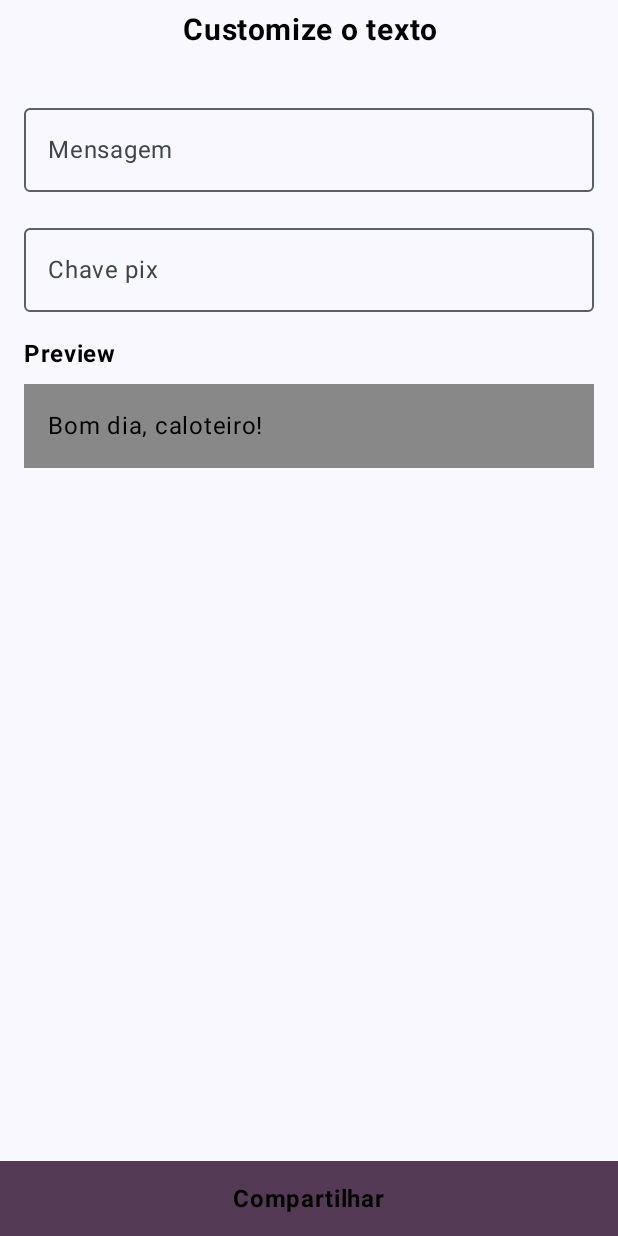
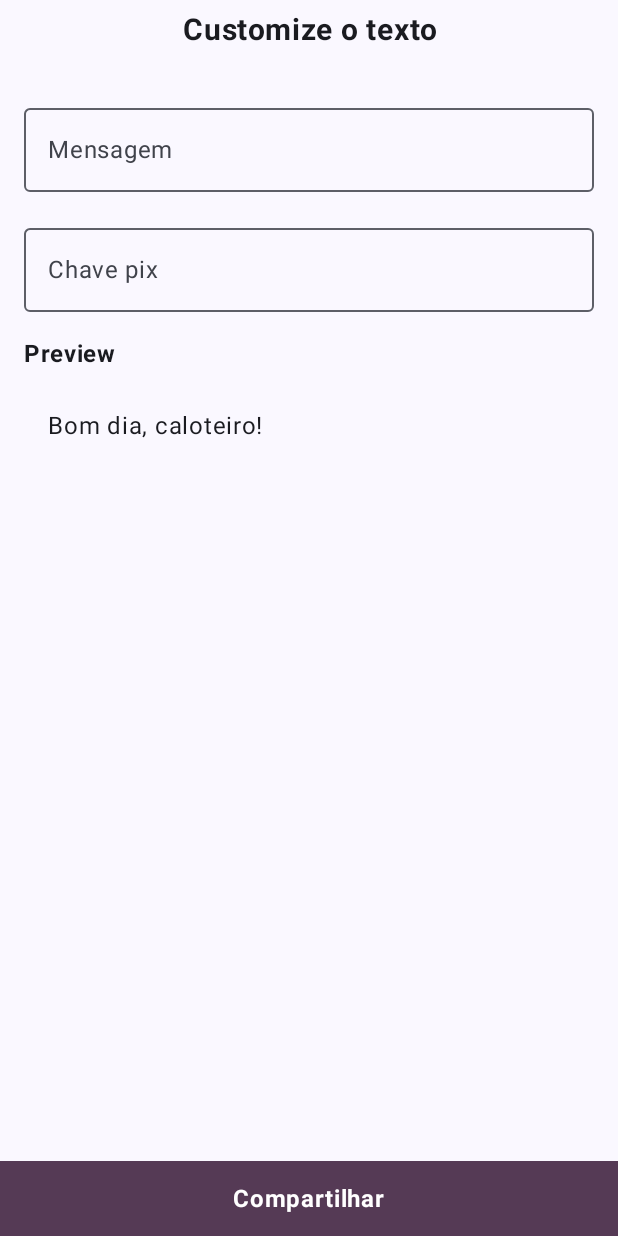
Before and after one commit to jvsena42/bom_dia_caloteiro, an Android app built with Jetpack Compose: the screen it shows after launch (MainActivity), after a tap on "Selecione um meme", on a phone screen of 412 x 824 dp. Run offline under Robolectric (Android 15) with nearby library versions, the phone set to English and light mode, and no system bars; our stand-ins replace Dagger/Hilt's generated code.

Commit message:
fix: text dark color

```diff
--- a/app/src/main/java/com/bulletapps/bomdiacaloteiro/ui/components/Button.kt
+++ b/app/src/main/java/com/bulletapps/bomdiacaloteiro/ui/components/Button.kt
@@ -7,6 +7,7 @@ import androidx.compose.foundation.layout.fillMaxWidth
 import androidx.compose.foundation.layout.height
 import androidx.compose.material3.MaterialTheme
 import androidx.compose.material3.Text
+import androidx.compose.material3.contentColorFor
 import androidx.compose.runtime.Composable
 import androidx.compose.ui.Alignment
 import androidx.compose.ui.Modifier
@@ -17,7 +18,7 @@ import com.bulletapps.bomdiacaloteiro.ui.theme.buttonHeight
 
 @Composable
 fun ButtonBottom(label: String, action: () -> Unit) {
-    BomDiaCaloteiroTheme() {
+    BomDiaCaloteiroTheme {
         Box(
             modifier = Modifier
                 .fillMaxWidth()
@@ -28,6 +29,7 @@ fun ButtonBottom(label: String, action: () -> Unit) {
         ) {
             Text(
                 text = label,
+                color = contentColorFor(backgroundColor = MaterialTheme.colorScheme.tertiary),
                 fontSize = buttonFontSize,
                 fontWeight = FontWeight.Bold
             )
--- a/app/src/main/java/com/bulletapps/bomdiacaloteiro/ui/components/Text.kt
+++ b/app/src/main/java/com/bulletapps/bomdiacaloteiro/ui/components/Text.kt
@@ -1,20 +1,46 @@
 package com.bulletapps.bomdiacaloteiro.ui.components
 
 import androidx.compose.foundation.layout.fillMaxWidth
+import androidx.compose.foundation.layout.padding
+import androidx.compose.material3.MaterialTheme
 import androidx.compose.material3.Text
+import androidx.compose.material3.contentColorFor
 import androidx.compose.runtime.Composable
 import androidx.compose.ui.Modifier
+import androidx.compose.ui.text.font.FontWeight
 import androidx.compose.ui.text.style.TextAlign
+import androidx.compose.ui.unit.dp
+import com.bulletapps.bomdiacaloteiro.ui.theme.BomDiaCaloteiroTheme
+import com.bulletapps.bomdiacaloteiro.ui.theme.buttonFontSize
 import com.bulletapps.bomdiacaloteiro.ui.theme.titleFontWeight
 import com.bulletapps.bomdiacaloteiro.ui.theme.titleSize
 
 @Composable
 fun TextTitle(text: String) {
+    BomDiaCaloteiroTheme {
         Text(
             text = text,
+            color = contentColorFor(backgroundColor = MaterialTheme.colorScheme.background),
             modifier = Modifier.fillMaxWidth(),
             textAlign = TextAlign.Center,
             fontSize = titleSize,
             fontWeight = titleFontWeight
         )
     }
+}
+
+@Composable
+fun TextTitleSmall(text: String) {
+    BomDiaCaloteiroTheme {
+        Text(
+            text = text,
+            color = contentColorFor(backgroundColor = MaterialTheme.colorScheme.background),
+            modifier = Modifier
+                .fillMaxWidth()
+                .padding(horizontal = 16.dp),
+            textAlign = TextAlign.Start,
+            fontSize = buttonFontSize,
+            fontWeight = FontWeight.Bold
+        )
+    }
+}
--- a/app/src/main/java/com/bulletapps/bomdiacaloteiro/ui/screens/messageInfo/ScreenMessageInfo.kt
+++ b/app/src/main/java/com/bulletapps/bomdiacaloteiro/ui/screens/messageInfo/ScreenMessageInfo.kt
@@ -1,9 +1,8 @@
-@file:OptIn(ExperimentalMaterial3Api::class)
+@file:OptIn(ExperimentalMaterial3Api::class, ExperimentalMaterial3Api::class)
 
 package com.bulletapps.bomdiacaloteiro.ui.screens.messageInfo
 
 import androidx.compose.foundation.background
-import androidx.compose.foundation.clickable
 import androidx.compose.foundation.layout.Box
 import androidx.compose.foundation.layout.Column
 import androidx.compose.foundation.layout.Spacer
@@ -16,33 +15,30 @@ import androidx.compose.material3.ExperimentalMaterial3Api
 import androidx.compose.material3.MaterialTheme
 import androidx.compose.material3.OutlinedTextField
 import androidx.compose.material3.Text
+import androidx.compose.material3.contentColorFor
 import androidx.compose.runtime.Composable
 import androidx.compose.runtime.LaunchedEffect
 import androidx.compose.runtime.collectAsState
 import androidx.compose.runtime.getValue
 import androidx.compose.ui.Alignment
 import androidx.compose.ui.Modifier
-import androidx.compose.ui.graphics.Color
-import androidx.compose.ui.res.colorResource
 import androidx.compose.ui.res.stringResource
-import androidx.compose.ui.text.font.FontWeight
 import androidx.compose.ui.text.input.ImeAction
 import androidx.compose.ui.text.style.TextAlign
 import androidx.compose.ui.text.style.TextOverflow
 import androidx.compose.ui.tooling.preview.Preview
 import androidx.compose.ui.unit.dp
-import androidx.compose.ui.unit.sp
 import androidx.hilt.navigation.compose.hiltViewModel
 import com.bulletapps.bomdiacaloteiro.R
 import com.bulletapps.bomdiacaloteiro.ui.components.ButtonBottom
 import com.bulletapps.bomdiacaloteiro.ui.components.TextTitle
+import com.bulletapps.bomdiacaloteiro.ui.components.TextTitleSmall
 import com.bulletapps.bomdiacaloteiro.ui.screens.messageInfo.MessageInfoViewModel.FieldTexts
 import com.bulletapps.bomdiacaloteiro.ui.screens.messageInfo.MessageInfoViewModel.ScreenActions
 import com.bulletapps.bomdiacaloteiro.ui.screens.messageInfo.MessageInfoViewModel.ScreenEvents
 import com.bulletapps.bomdiacaloteiro.ui.screens.messageInfo.MessageInfoViewModel.UIState
 import com.bulletapps.bomdiacaloteiro.ui.theme.BomDiaCaloteiroTheme
 import com.bulletapps.bomdiacaloteiro.ui.theme.buttonFontSize
-import com.bulletapps.bomdiacaloteiro.ui.theme.buttonHeight
 import com.bulletapps.bomdiacaloteiro.ui.theme.horizontalPadding
 
 @Composable
@@ -96,15 +92,7 @@ fun Screen(
 
             Spacer(modifier = Modifier.height(16.dp))
 
-            Text(
-                text = stringResource(id = R.string.preview),
-                modifier = Modifier
-                    .fillMaxWidth()
-                    .padding(horizontal = 16.dp),
-                textAlign = TextAlign.Start,
-                fontSize = 16.sp,
-                fontWeight = FontWeight.Bold
-            )
+            TextTitleSmall(stringResource(id = R.string.preview))
 
             Spacer(modifier = Modifier.height(8.dp))
 
@@ -129,11 +117,12 @@ private fun MakeBoxPreview(
         modifier = Modifier
             .fillMaxWidth()
             .padding(horizontal = horizontalPadding)
-            .background(Color.Gray),
+            .background(MaterialTheme.colorScheme.surface),
         contentAlignment = Alignment.Center
     ) {
         Text(
             text = fullMessage,
+            color = contentColorFor(backgroundColor = MaterialTheme.colorScheme.surface),
             fontSize = buttonFontSize,
             maxLines = 10,
             textAlign = TextAlign.Start,
--- a/app/src/main/java/com/bulletapps/bomdiacaloteiro/ui/theme/Color.kt
+++ b/app/src/main/java/com/bulletapps/bomdiacaloteiro/ui/theme/Color.kt
@@ -6,9 +6,12 @@ val primaryLight = Color(0xFFFFC107)
 val secondaryLight = Color(0xFFD39E00)
 val tertiaryLight = Color(0xFF0745FF)
 val backgroundLight = Color(0xFFF2F6F9)
+val surfaceLight = Color.Gray
+
 
 
 val primaryDark = Color(0xFF957206)
 val secondaryDark = Color(0xFF685b04)
 val tertiaryDark = Color(0xFFfff7c2)
 val backgroundDark = Color(0xFF292929)
+val surfaceDark = Color.Gray
--- a/app/src/main/java/com/bulletapps/bomdiacaloteiro/ui/theme/Theme.kt
+++ b/app/src/main/java/com/bulletapps/bomdiacaloteiro/ui/theme/Theme.kt
@@ -15,18 +15,20 @@ import androidx.compose.ui.platform.LocalContext
 import androidx.compose.ui.platform.LocalView
 import androidx.core.view.ViewCompat
 
+private val LightColorScheme = lightColorScheme(
+    primary = primaryLight,
+    secondary = secondaryLight,
+    tertiary = tertiaryLight,
+    background = backgroundLight,
+    surface = surfaceLight
+)
+
 private val DarkColorScheme = darkColorScheme(
     primary = primaryDark,
     secondary = secondaryDark,
     tertiary = tertiaryDark,
-    background = backgroundDark
-)
-
-private val LightColorScheme = lightColorScheme(
-    primary = primaryLight,
-    secondary = secondaryLight,
-    tertiary = tertiaryLight,
-    background = backgroundLight
+    background = backgroundDark,
+    surface = surfaceDark
 )
 
 @Composable
```
Lines whose indentation alone changed are shown as unchanged.
